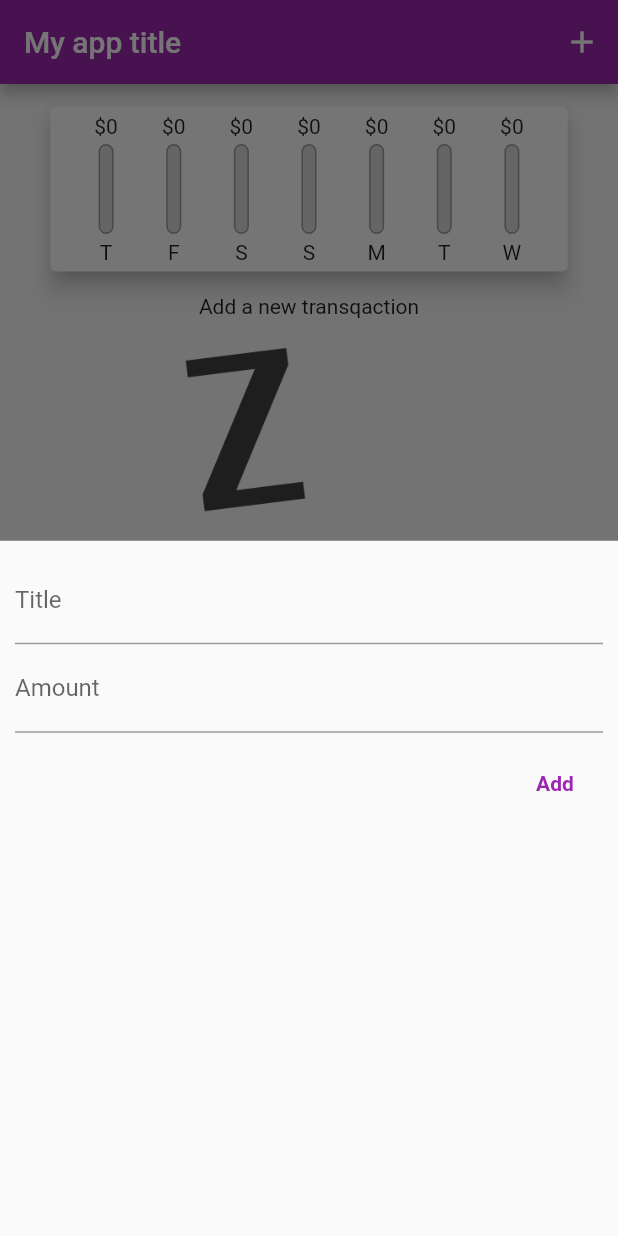
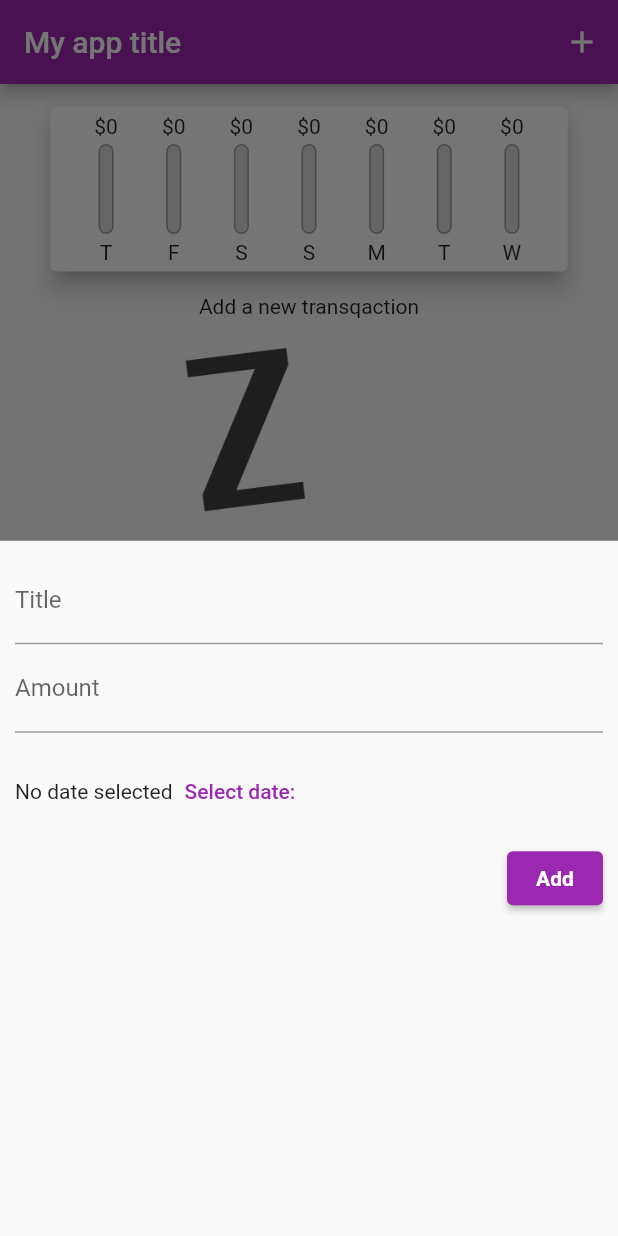
Before and after one commit to gabidron/app2, a Flutter app: the screen it shows after launch, after a tap on the "add" icon, on a phone screen of 412 x 824 dp. Run offline on Flutter 3.47's test engine with Material 2 defaults, Android fonts, the phone set to English and light mode, and no system bars; Roboto replaces fonts that are missing (Quicksand).

Commit message:
some update on new transaction ui

```diff
--- a/lib/widgets/chart_bar.dart
+++ b/lib/widgets/chart_bar.dart
@@ -38,7 +38,7 @@ class ChartBar extends StatelessWidget {
                 heightFactor: ratio,
                 child: Container(
                   decoration: BoxDecoration(
-                    color: Theme.of(context).primaryColor,
+                    color: Theme.of(context).colorScheme.primary,
                     borderRadius: BorderRadius.circular(12),
                   ),
                 ),
--- a/lib/widgets/new_transaction.dart
+++ b/lib/widgets/new_transaction.dart
@@ -48,17 +48,33 @@ class _NewTransactionState extends State<NewTransaction> {
             keyboardType: const TextInputType.numberWithOptions(decimal: true),
             onSubmitted: (_) => submitData(),
           ),
+          const SizedBox(
+            height: 15,
+          ),
+          Row(
+            children: [
+              const Text('No date selected'),
+              TextButton(
+                  onPressed: null,
+                  child: Text(
+                    'Select date:',
+                    style:
+                        TextStyle(color: Theme.of(context).colorScheme.primary),
+                  ))
+            ],
+          ),
           Container(
             margin: const EdgeInsets.symmetric(horizontal: 0.0, vertical: 10),
-            child: TextButton(
+            child: ElevatedButton(
               onPressed: () => submitData(),
               child: const Text(
                 'Add',
                 style: TextStyle(
-                    color: Colors.purple,
+                  color: Colors.white,
                   fontWeight: FontWeight.bold,
                 ),
-                )),
+              ),
+            ),
           ),
         ],
       ),
```
Lines whose indentation alone changed are shown as unchanged.
